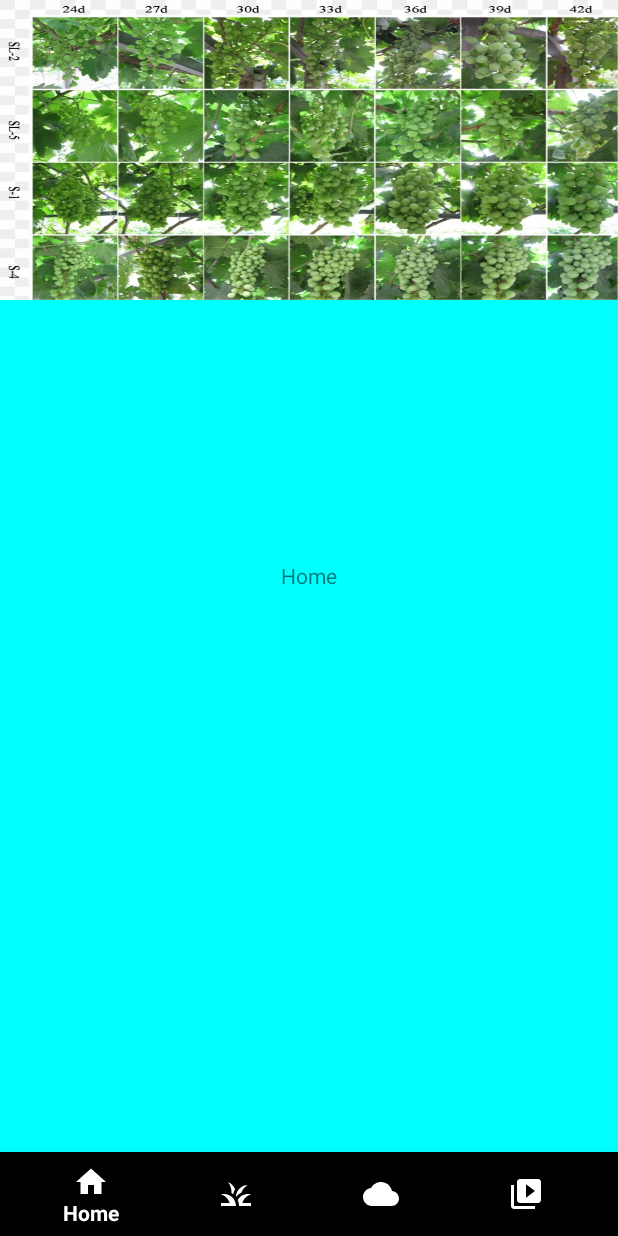
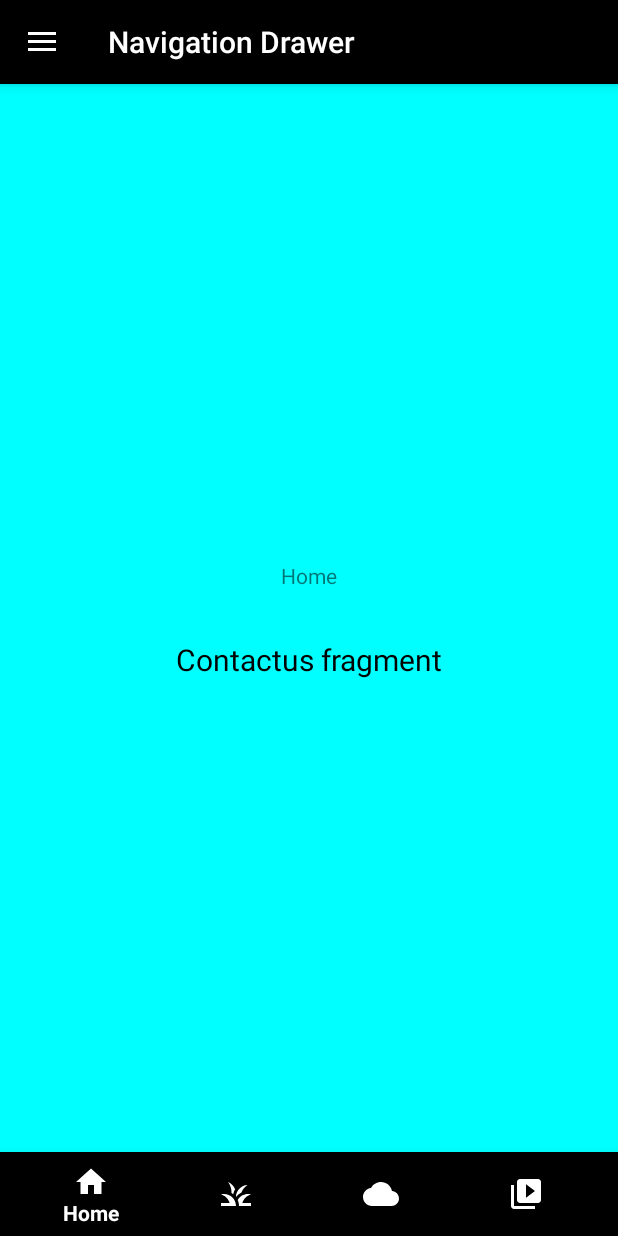
Before and after one commit to aratilangote/GrapeDiseaseDetection_Android, an Android app: the HomeActivity screen opened directly, with no data from a screen before it, in the side drawer, after a tap on "Contact Us", on a phone screen of 412 x 824 dp. Run offline under Robolectric (Android 15) with nearby library versions, the phone set to English and light mode, and no system bars.

Commit message:
Navigation Drawer

```diff
--- /dev/null
+++ b/app/src/main/java/com/capstoneProject/grapebhumi/ContactusFragment.java
@@ -0,0 +1,64 @@
+package com.capstoneProject.grapebhumi;
+
+import android.os.Bundle;
+
+import androidx.fragment.app.Fragment;
+
+import android.view.LayoutInflater;
+import android.view.View;
+import android.view.ViewGroup;
+
+/**
+ * A simple {@link Fragment} subclass.
+ * Use the {@link ContactusFragment#newInstance} factory method to
+ * create an instance of this fragment.
+ */
+public class ContactusFragment extends Fragment {
+
+    // TODO: Rename parameter arguments, choose names that match
+    // the fragment initialization parameters, e.g. ARG_ITEM_NUMBER
+    private static final String ARG_PARAM1 = "param1";
+    private static final String ARG_PARAM2 = "param2";
+
+    // TODO: Rename and change types of parameters
+    private String mParam1;
+    private String mParam2;
+
+    public ContactusFragment() {
+        // Required empty public constructor
+    }
+
+    /**
+     * Use this factory method to create a new instance of
+     * this fragment using the provided parameters.
+     *
+     * @param param1 Parameter 1.
+     * @param param2 Parameter 2.
+     * @return A new instance of fragment ContactusFragment.
+     */
+    // TODO: Rename and change types and number of parameters
+    public static ContactusFragment newInstance(String param1, String param2) {
+        ContactusFragment fragment = new ContactusFragment();
+        Bundle args = new Bundle();
+        args.putString(ARG_PARAM1, param1);
+        args.putString(ARG_PARAM2, param2);
+        fragment.setArguments(args);
+        return fragment;
+    }
+
+    @Override
+    public void onCreate(Bundle savedInstanceState) {
+        super.onCreate(savedInstanceState);
+        if (getArguments() != null) {
+            mParam1 = getArguments().getString(ARG_PARAM1);
+            mParam2 = getArguments().getString(ARG_PARAM2);
+        }
+    }
+
+    @Override
+    public View onCreateView(LayoutInflater inflater, ViewGroup container,
+                             Bundle savedInstanceState) {
+        // Inflate the layout for this fragment
+        return inflater.inflate(R.layout.fragment_contactus, container, false);
+    }
+}
--- a/app/src/main/java/com/capstoneProject/grapebhumi/HomeActivity.java
+++ b/app/src/main/java/com/capstoneProject/grapebhumi/HomeActivity.java
@@ -6,6 +6,7 @@ import androidx.appcompat.app.AppCompatActivity;
 import androidx.appcompat.widget.Toolbar;
 import androidx.core.view.GravityCompat;
 import androidx.drawerlayout.widget.DrawerLayout;
+import androidx.fragment.app.Fragment;
 
 import android.annotation.SuppressLint;
 import android.content.Context;
@@ -25,18 +26,16 @@ import android.widget.Toast;
 import com.google.android.material.bottomnavigation.BottomNavigationView;
 import com.google.android.material.navigation.NavigationView;
 
-public class HomeActivity extends AppCompatActivity implements NavigationView.OnNavigationItemSelectedListener {
+public class HomeActivity extends AppCompatActivity {
 
     private BottomNavigationView bottomNavigationView;
     private FrameLayout frameLayout;
     private TextView txtView;
     NavigationView navView;
+    ActionBarDrawerToggle drawerToggle;
     DrawerLayout drawer;
     Toolbar toolbar;
 
-    //Adapterimage flipper
-    AdapterViewFlipper adapter;
-    private static final int[] images = {R.drawable.farm, R.drawable.grape_farm, R.drawable.grapegrowth, R.drawable.grape_types};
 
 
     @SuppressLint("MissingInflatedId")
@@ -58,19 +57,46 @@ public class HomeActivity extends AppCompatActivity implements NavigationView.On
         setSupportActionBar(toolbar);
 
         drawer = findViewById(R.id.drawer);
-        ActionBarDrawerToggle drawerToggle = new ActionBarDrawerToggle(this, drawer, toolbar,
+        drawerToggle = new ActionBarDrawerToggle(this, drawer, toolbar,
                 R.string.navigation_drawer_open, R.string.navigation_drawer_close);
         drawer.addDrawerListener(drawerToggle);
         drawerToggle.syncState();
 
         navView = findViewById(R.id.nav_drawer);
-        navView.setNavigationItemSelectedListener(this);
 
-        //Adapterimage flipper
-        adapter = findViewById(R.id.adptflipper);
-        ViewFlipperAdapter viewFlipper = new ViewFlipperAdapter(this, images);
-        adapter.setAdapter(viewFlipper);
-        adapter.setAutoStart(true);
+        navView.setNavigationItemSelectedListener(new NavigationView.OnNavigationItemSelectedListener() {
+           Fragment temp;
+            @Override
+            public boolean onNavigationItemSelected(@NonNull MenuItem item) {
+                switch (item.getItemId()){
+                    case R.id.nav_home:
+                        temp = new HomeFragment();
+                        break;
+                    case R.id.nav_profile:
+                        temp = new ProfileFragment();
+                        break;
+                    case R.id.nav_share:
+                        temp = new ShareFragment();
+                        break;
+                    case R.id.nav_contactUs:
+                        temp = new ContactusFragment();
+                        break;
+                    case R.id.nav_rateUs:
+                        temp = new RateusFragment();
+                        break;
+                    case R.id.nav_aboutUs:
+                        temp = new AboutusFragment();
+                        break;
+                    case R.id.nav_Logout:
+                        temp = new LogoutFragment();
+                        break;
+                }
+                getSupportFragmentManager().beginTransaction().replace(R.id.frag_container, temp).commit();
+                drawer.closeDrawer(GravityCompat.START);
+                return true;
+            }
+        });
+
     }
     private BottomNavigationView.OnNavigationItemSelectedListener nav = new BottomNavigationView.OnNavigationItemSelectedListener() {
         @Override
@@ -96,74 +122,4 @@ public class HomeActivity extends AppCompatActivity implements NavigationView.On
             return true;
         }
     };
-
-
-    @Override
-    public boolean onNavigationItemSelected(@NonNull MenuItem item) {
-        switch (item.getItemId()){
-            case R.id.nav_home:
-                Toast.makeText(this, "Home", Toast.LENGTH_SHORT).show();
-                break;
-            case R.id.nav_profile:
-                Toast.makeText(this, "Profile", Toast.LENGTH_SHORT).show();
-                break;
-            case R.id.nav_share:
-                Toast.makeText(this, "Share", Toast.LENGTH_SHORT).show();
-                break;
-            case R.id.nav_contactUs:
-                Toast.makeText(this, "Contact Us", Toast.LENGTH_SHORT).show();
-                break;
-            case R.id.nav_rateUs:
-                Toast.makeText(this, "Rate Us", Toast.LENGTH_SHORT).show();
-                break;
-            case R.id.nav_aboutUs:
-                Toast.makeText(this, "About Us", Toast.LENGTH_SHORT).show();
-                break;
-            case R.id.nav_Logout:
-                Toast.makeText(this, "Logout", Toast.LENGTH_SHORT).show();
-                break;
-        }
-        drawer.closeDrawer(GravityCompat.START);
-        return true;
-    }
-
-    //Adapterimage flipper
-    class ViewFlipperAdapter extends BaseAdapter {
-        Context context;
-        int[] images;
-
-        LayoutInflater inflater;
-
-        public ViewFlipperAdapter(Context mycontext, int[] myimages){
-            this.context = mycontext;
-            this.images = myimages;
-
-            inflater = LayoutInflater.from(context);
-        }
-
-        @Override
-        public int getCount() {
-            return 4;
-        }
-
-        @Override
-        public Object getItem(int i) {
-            return null;
-        }
-
-        @Override
-        public long getItemId(int i) {
-            return 0;
-        }
-
-        @Override
-        public View getView(int position, View view, ViewGroup viewGroup) {
-            view = inflater.inflate(R.layout.activity_adapterimages, null);
-
-            ImageView img = view.findViewById(R.id.imgs);
-
-            img.setImageResource(images[position]);
-            return view;
-        }
-    }
 }
--- /dev/null
+++ b/app/src/main/java/com/capstoneProject/grapebhumi/HomeFragment.java
@@ -0,0 +1,64 @@
+package com.capstoneProject.grapebhumi;
+
+import android.os.Bundle;
+
+import androidx.fragment.app.Fragment;
+
+import android.view.LayoutInflater;
+import android.view.View;
+import android.view.ViewGroup;
+
+/**
+ * A simple {@link Fragment} subclass.
+ * Use the {@link HomeFragment#newInstance} factory method to
+ * create an instance of this fragment.
+ */
+public class HomeFragment extends Fragment {
+
+    // TODO: Rename parameter arguments, choose names that match
+    // the fragment initialization parameters, e.g. ARG_ITEM_NUMBER
+    private static final String ARG_PARAM1 = "param1";
+    private static final String ARG_PARAM2 = "param2";
+
+    // TODO: Rename and change types of parameters
+    private String mParam1;
+    private String mParam2;
+
+    public HomeFragment() {
+        // Required empty public constructor
+    }
+
+    /**
+     * Use this factory method to create a new instance of
+     * this fragment using the provided parameters.
+     *
+     * @param param1 Parameter 1.
+     * @param param2 Parameter 2.
+     * @return A new instance of fragment HomeFragment.
+     */
+    // TODO: Rename and change types and number of parameters
+    public static HomeFragment newInstance(String param1, String param2) {
+        HomeFragment fragment = new HomeFragment();
+        Bundle args = new Bundle();
+        args.putString(ARG_PARAM1, param1);
+        args.putString(ARG_PARAM2, param2);
+        fragment.setArguments(args);
+        return fragment;
+    }
+
+    @Override
+    public void onCreate(Bundle savedInstanceState) {
+        super.onCreate(savedInstanceState);
+        if (getArguments() != null) {
+            mParam1 = getArguments().getString(ARG_PARAM1);
+            mParam2 = getArguments().getString(ARG_PARAM2);
+        }
+    }
+
+    @Override
+    public View onCreateView(LayoutInflater inflater, ViewGroup container,
+                             Bundle savedInstanceState) {
+        // Inflate the layout for this fragment
+        return inflater.inflate(R.layout.fragment_home, container, false);
+    }
+}
--- a/app/src/main/res/layout/activity_home.xml
+++ b/app/src/main/res/layout/activity_home.xml
@@ -46,6 +46,10 @@
                 android:fontFamily="@font/font_regular"
                 android:theme="@style/ThemeOverlay.AppCompat.Dark.ActionBar"
                 app:popupTheme="@style/ThemeOverlay.AppCompat.Light"/>
+            <FrameLayout
+                android:layout_width="match_parent"
+                android:layout_height="match_parent"
+                android:id="@+id/frag_container"/>
         </LinearLayout>
         <com.google.android.material.navigation.NavigationView
             android:layout_width="wrap_content"
@@ -56,11 +60,6 @@
             app:menu="@menu/nav_items" />
     </androidx.drawerlayout.widget.DrawerLayout>
 
-    <AdapterViewFlipper
-        android:layout_width="wrap_content"
-        android:layout_height="wrap_content"
-        android:id="@+id/adptflipper"
-        android:flipInterval="2000"
-        android:layout_gravity="center" />
+
 
 </RelativeLayout>
--- /dev/null
+++ b/app/src/main/res/layout/fragment_contactus.xml
@@ -0,0 +1,17 @@
+<?xml version="1.0" encoding="utf-8"?>
+<FrameLayout xmlns:android="http://schemas.android.com/apk/res/android"
+    xmlns:tools="http://schemas.android.com/tools"
+    android:layout_width="match_parent"
+    android:layout_height="match_parent"
+    tools:context=".ContactusFragment">
+
+    <!-- TODO: Update blank fragment layout -->
+    <TextView
+        android:layout_width="match_parent"
+        android:layout_height="match_parent"
+        android:text="@string/contactus_fragment"
+        android:textSize="20sp"
+        android:gravity="center"
+        android:textColor="@color/black" />
+
+</FrameLayout>
--- a/app/src/main/res/menu/nav_items.xml
+++ b/app/src/main/res/menu/nav_items.xml
@@ -14,6 +14,7 @@
             android:title="@string/txt_profile" />
         <item android:title="@string/txt_others">
             <menu>
+                <group android:checkableBehavior="single">
                     <item
                         android:id="@+id/nav_share"
                         android:icon="@drawable/ic_share"
@@ -34,6 +35,7 @@
                         android:id="@+id/nav_Logout"
                         android:icon="@drawable/ic_logout"
                         android:title="@string/txt_logout" />
+                </group>
             </menu>
         </item>
     </group>
```
Also changed, not shown: app/src/main/java/com/capstoneProject/grapebhumi/AboutusFragment.java (added, +64 -0 lines), app/src/main/java/com/capstoneProject/grapebhumi/LogoutFragment.java (added, +64 -0 lines), app/src/main/java/com/capstoneProject/grapebhumi/ProfileFragment.java (added, +64 -0 lines), app/src/main/java/com/capstoneProject/grapebhumi/RateusFragment.java (added, +64 -0 lines), app/src/main/java/com/capstoneProject/grapebhumi/ShareFragment.java (added, +64 -0 lines), app/src/main/res/layout/fragment_aboutus.xml (added, +17 -0 lines), app/src/main/res/layout/fragment_home.xml (added, +16 -0 lines), app/src/main/res/layout/fragment_logout.xml (added, +17 -0 lines), app/src/main/res/layout/fragment_profile.xml (added, +17 -0 lines), app/src/main/res/layout/fragment_rateus.xml (added, +17 -0 lines), app/src/main/res/layout/fragment_share.xml (added, +17 -0 lines), app/src/main/res/values/strings.xml (+12 -0 lines). Lines whose indentation alone changed are shown as unchanged.
